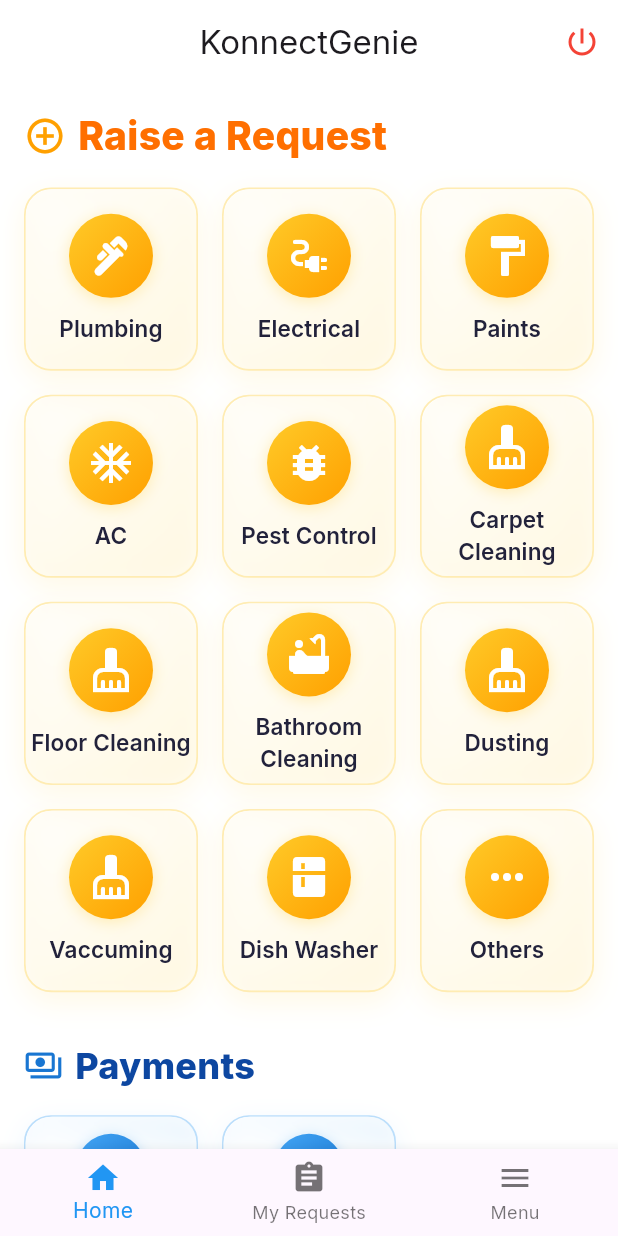
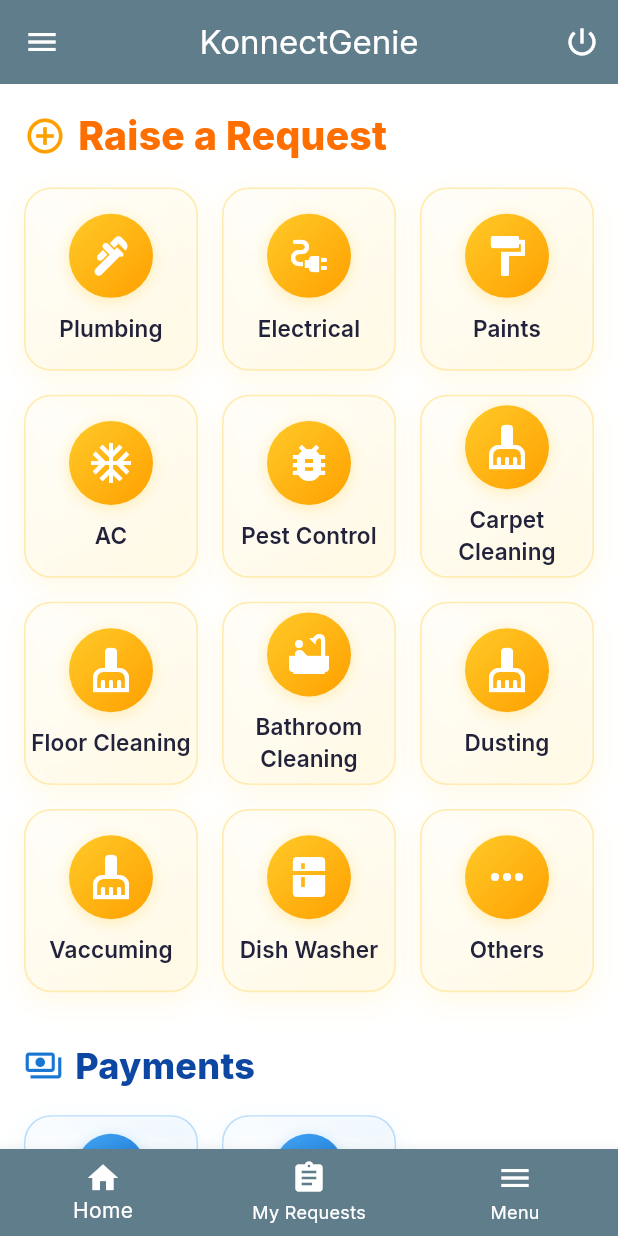
Before and after one commit to ranjithkumar-gitch/konnectgeine-1, a Flutter app: the DashboardScreen screen opened directly, on a phone screen of 412 x 824 dp. Run offline on Flutter 3.47's test engine with Material 3 defaults, Android fonts, the phone set to English and light mode, and no system bars; our stand-ins replace bot_toast, google_fonts, image_picker, shared_preferences; accounts and stored records are empty.

Commit message:
propertymanager and tenant screens ui completed

```diff
--- a/lib/manager/_expandable_unit_card.dart
+++ b/lib/manager/_expandable_unit_card.dart
@@ -14,7 +14,8 @@ class _ExpandableUnitCardState extends State<ExpandableUnitCard> {
   @override
   Widget build(BuildContext context) {
     return Card(
-      elevation: 4,
+      color: Colors.white,
+      elevation: 2,
       shadowColor: Colors.amber.shade100,
       shape: RoundedRectangleBorder(borderRadius: BorderRadius.circular(10)),
       margin: const EdgeInsets.symmetric(vertical: 4, horizontal: 0),
--- a/lib/manager/manager_properties_page.dart
+++ b/lib/manager/manager_properties_page.dart
@@ -153,6 +153,7 @@ class _ManagerPropertiesPageState extends State<ManagerPropertiesPage> {
                       return StatefulBuilder(
                         builder: (context, setStateDialog) {
                           return SimpleDialog(
+                            backgroundColor: Colors.white,
                             title: const Text('Filter & Search'),
                             children: [
                               Padding(
@@ -293,6 +294,7 @@ class _ManagerPropertiesPageState extends State<ManagerPropertiesPage> {
             itemBuilder: (context, index) {
               final prop = filtered[index];
               return Card(
+                color: Colors.white,
                 margin: const EdgeInsets.symmetric(horizontal: 16, vertical: 8),
                 elevation: 2,
                 shape: RoundedRectangleBorder(
--- a/lib/manager/manager_requests_page.dart
+++ b/lib/manager/manager_requests_page.dart
@@ -214,6 +214,7 @@ class _ManagerRequestsPageState extends State<ManagerRequestsPage> {
                         return StatefulBuilder(
                           builder: (context, setStateDialog) {
                             return SimpleDialog(
+                              backgroundColor: Colors.white,
                               title: const Text('Filter & Search'),
                               children: [
                                 Padding(
@@ -380,7 +381,8 @@ class _ManagerRequestsPageState extends State<ManagerRequestsPage> {
                       itemBuilder: (context, idx) {
                         final req = filteredRequests[idx];
                         return Card(
-                          elevation: 4,
+                          color: Colors.white,
+                          elevation: 2,
                           shadowColor: Colors.amber.shade100,
                           shape: RoundedRectangleBorder(
                             borderRadius: BorderRadius.circular(10),
@@ -583,7 +585,7 @@ class _ManagerRequestsPageState extends State<ManagerRequestsPage> {
                                               );
                                             },
                                             style: ElevatedButton.styleFrom(
-                                              backgroundColor: Colors.blue,
+                                              backgroundColor: Colors.blueGrey,
                                               foregroundColor: Colors.white,
                                               shape: RoundedRectangleBorder(
                                                 borderRadius:
--- a/lib/manager/manager_services_page.dart
+++ b/lib/manager/manager_services_page.dart
@@ -481,6 +481,7 @@ class _ManagerServicesPageState extends State<ManagerServicesPage> {
   @override
   Widget build(BuildContext context) {
     return Scaffold(
+      backgroundColor: Colors.white,
       body: Column(
         children: [
           Padding(
@@ -519,6 +520,7 @@ class _ManagerServicesPageState extends State<ManagerServicesPage> {
                         return StatefulBuilder(
                           builder: (context, setStateDialog) {
                             return SimpleDialog(
+                              backgroundColor: Colors.white,
                               title: const Text('Filter & Search'),
                               children: [
                                 Padding(
@@ -682,7 +684,8 @@ class _ManagerServicesPageState extends State<ManagerServicesPage> {
               itemBuilder: (context, idx) {
                 final v = _filteredVendors[idx];
                 return Card(
-                  elevation: 3,
+                  color: Colors.white,
+                  elevation: 2,
                   shape: RoundedRectangleBorder(
                     borderRadius: BorderRadius.circular(16),
                   ),
--- a/lib/tanent/dashboard_screen.dart
+++ b/lib/tanent/dashboard_screen.dart
@@ -43,13 +43,26 @@ class _DashboardScreenState extends State<DashboardScreen> {
       child: Scaffold(
         backgroundColor: Colors.white,
         appBar: AppBar(
-          backgroundColor: Colors.white,
+          backgroundColor: Colors.blueGrey,
           automaticallyImplyLeading: false,
           centerTitle: true,
-          title: const Text('KonnectGenie'),
+          title: const Text(
+            'KonnectGenie',
+            style: TextStyle(color: Colors.white),
+          ),
+          leading: Builder(
+            builder:
+                (context) => IconButton(
+                  icon: Icon(Icons.menu, color: Colors.white),
+                  onPressed: () {
+                    Scaffold.of(context).openDrawer();
+                  },
+                ),
+          ),
+
           actions: [
             IconButton(
-              icon: const Icon(Icons.power_settings_new, color: Colors.red),
+              icon: const Icon(Icons.power_settings_new, color: Colors.white),
               tooltip: 'Logout',
               onPressed: () async {
                 final shouldLogout = await showDialog<bool>(
@@ -105,8 +118,50 @@ class _DashboardScreenState extends State<DashboardScreen> {
             ),
           ],
         ),
+        drawer: Drawer(
+          child: ListView(
+            padding: EdgeInsets.zero,
+            children: [
+              DrawerHeader(
+                decoration: BoxDecoration(color: Colors.blueGrey),
+                child: Text(
+                  "Tenant",
+                  style: GoogleFonts.poppins(
+                    color: Colors.white,
+                    fontSize: 22,
+                    fontWeight: FontWeight.bold,
+                  ),
+                ),
+              ),
+              ListTile(
+                leading: Icon(Icons.dashboard),
+                title: Text("Dashboard"),
+                onTap: () {
+                  Navigator.pop(context);
+                },
+              ),
+
+              ListTile(
+                leading: Icon(Icons.settings),
+                title: Text("Service Requests"),
+                onTap: () {
+                  Navigator.pop(context);
+                },
+              ),
+
+              ListTile(
+                leading: Icon(Icons.payment),
+                title: Text("Payments"),
+                onTap: () {
+                  Navigator.pop(context);
+                },
+              ),
+            ],
+          ),
+        ),
         body: _pages[_selectedIndex],
         bottomNavigationBar: BottomNavigationBar(
+          backgroundColor: Colors.blueGrey,
           items: const <BottomNavigationBarItem>[
             BottomNavigationBarItem(icon: Icon(Icons.home), label: 'Home'),
             BottomNavigationBarItem(
@@ -116,7 +171,8 @@ class _DashboardScreenState extends State<DashboardScreen> {
             BottomNavigationBarItem(icon: Icon(Icons.menu), label: 'Menu'),
           ],
           currentIndex: _selectedIndex,
-          selectedItemColor: Colors.blue,
+          selectedItemColor: Colors.white,
+          unselectedItemColor: Colors.white,
           onTap: _onItemTapped,
         ),
       ),
--- a/lib/tanent/menu_page.dart
+++ b/lib/tanent/menu_page.dart
@@ -55,6 +55,7 @@ class _MenuPageState extends State<MenuPage>
               padding: const EdgeInsets.all(24),
               child: Center(
                 child: Card(
+                  color: Colors.white,
                   elevation: 4,
                   shape: RoundedRectangleBorder(
                     borderRadius: BorderRadius.circular(20),
--- a/lib/tanent/my_requests_page.dart
+++ b/lib/tanent/my_requests_page.dart
@@ -494,7 +494,7 @@ class _MyRequestsPageState extends State<MyRequestsPage> {
                         itemBuilder: (context, idx) {
                           final req = _filteredRequests[idx];
                           return Card(
-                            elevation: 4,
+                            elevation: 2,
                             shadowColor: Colors.amber.shade100,
                             shape: RoundedRectangleBorder(
                               borderRadius: BorderRadius.circular(18),
```
Also changed, not shown: lib/authentication/login_screen.dart (+4 -4 lines), lib/manager/manager_dashboard.dart (+92 -7 lines), lib/manager/property_details_page.dart (+9 -2 lines), lib/manager/request_details_page.dart (+12 -2 lines), lib/tanent/payment_page.dart (+7 -2 lines), lib/tanent/requestform.dart (+7 -2 lines).
